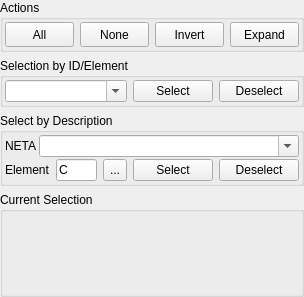
trisyoungs/aten, file branches/nugui/src/gui/select.ui: the form before one commit.
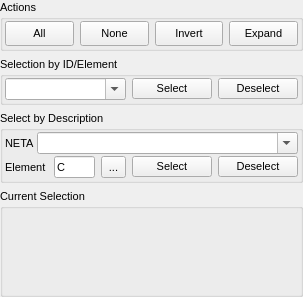
The form after the commit. Icons and pictures are not drawn.

Commit message: Converted all icons to plain svg (again) using older version of Inkscape. Removed unnecessary call to setCentralWidget in GuiQt::run(). Tweaked some dock widget issues. Changed font size of all dock widgets to 8 pt. Added Messenger::richPrint() function to pass HTML-formatted message to GUI and stripped plaintext message to stdout if required.

The edit to the form file:
```diff
--- a/branches/nugui/src/gui/select.ui
+++ b/branches/nugui/src/gui/select.ui
@@ -6,16 +6,21 @@
    <rect>
     <x>0</x>
     <y>0</y>
-    <width>270</width>
+    <width>303</width>
     <height>297</height>
    </rect>
   </property>
   <property name="minimumSize">
    <size>
-    <width>270</width>
+    <width>303</width>
     <height>297</height>
    </size>
   </property>
+  <property name="font">
+   <font>
+    <pointsize>8</pointsize>
+   </font>
+  </property>
   <property name="floating">
    <bool>true</bool>
   </property>
```
The commit also changes 156 other files.
